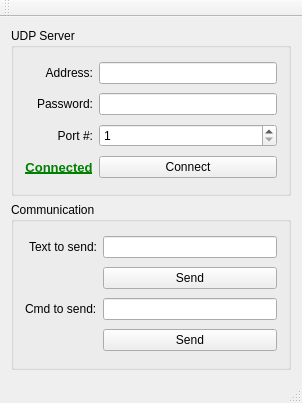
aobah2204/TrojanTroll, file TrojanTroll/mainwindow.ui: the form before one commit.
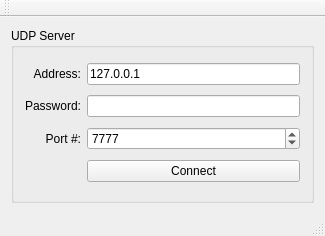
The form after the commit.

```diff
--- a/TrojanTroll/mainwindow.ui
+++ b/TrojanTroll/mainwindow.ui
@@ -6,8 +6,8 @@
    <rect>
     <x>0</x>
     <y>0</y>
-    <width>302</width>
-    <height>403</height>
+    <width>325</width>
+    <height>236</height>
    </rect>
   </property>
   <property name="windowTitle">
@@ -29,6 +29,9 @@
          <property name="maximum">
           <number>67000</number>
          </property>
+         <property name="value">
+          <number>7777</number>
+         </property>
         </widget>
        </item>
        <item row="0" column="0">
@@ -52,7 +55,11 @@
         </widget>
        </item>
        <item row="0" column="1">
-        <widget class="QLineEdit" name="lineEdit"/>
+        <widget class="QLineEdit" name="lineEdit">
+         <property name="text">
+          <string>127.0.0.1</string>
+         </property>
+        </widget>
        </item>
        <item row="3" column="1">
         <widget class="QPushButton" name="pushButton">
@@ -78,73 +85,6 @@
          </property>
         </widget>
        </item>
-       <item row="3" column="0">
-        <widget class="QLabel" name="connected_txt">
-         <property name="font">
-          <font>
-           <pointsize>10</pointsize>
-           <weight>75</weight>
-           <bold>true</bold>
-           <underline>true</underline>
-          </font>
-         </property>
-         <property name="styleSheet">
-          <string notr="true">QLabel { color: green; }</string>
-         </property>
-         <property name="text">
-          <string>Connected</string>
-         </property>
-         <property name="alignment">
-          <set>Qt::AlignCenter</set>
-         </property>
-        </widget>
-       </item>
-      </layout>
-     </widget>
-    </item>
-    <item row="1" column="0" colspan="2">
-     <widget class="QGroupBox" name="groupBox_2">
-      <property name="title">
-       <string>Communication</string>
-      </property>
-      <layout class="QGridLayout" name="gridLayout_3">
-       <item row="1" column="1">
-        <widget class="QPushButton" name="pushButton_2">
-         <property name="text">
-          <string>Send</string>
-         </property>
-        </widget>
-       </item>
-       <item row="0" column="1">
-        <widget class="QLineEdit" name="lineEdit_3"/>
-       </item>
-       <item row="0" column="0">
-        <widget class="QLabel" name="label_4">
-         <property name="text">
-          <string>Text to send:</string>
-         </property>
-         <property name="alignment">
-          <set>Qt::AlignRight|Qt::AlignTrailing|Qt::AlignVCenter</set>
-         </property>
-        </widget>
-       </item>
-       <item row="4" column="1">
-        <widget class="QPushButton" name="pushButton_3">
-         <property name="text">
-          <string>Send</string>
-         </property>
-        </widget>
-       </item>
-       <item row="2" column="0">
-        <widget class="QLabel" name="label_5">
-         <property name="text">
-          <string>Cmd to send:</string>
-         </property>
-        </widget>
-       </item>
-       <item row="2" column="1">
-        <widget class="QLineEdit" name="lineEdit_4"/>
-       </item>
       </layout>
      </widget>
     </item>
```
Left out of the diff: 42 changed lines with no effect on the pictures.
